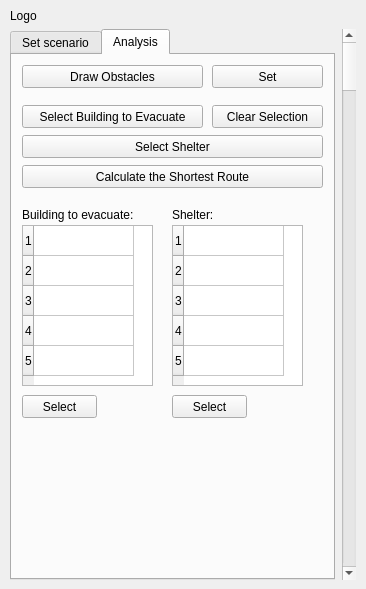
First picture: the form in Evacu8/Evacu8/Evacu8_dockwidget_base.ui, repository fhb1990/GEO1005, before the edit.
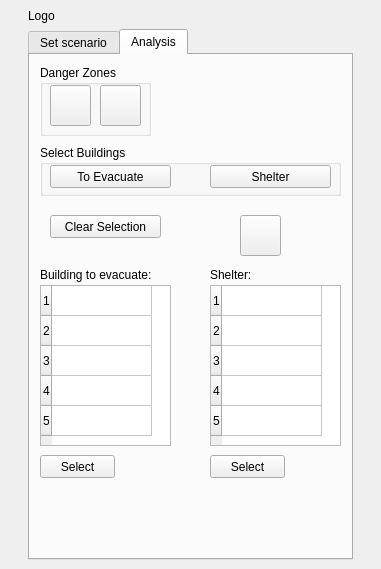
Second picture: the form after the edit. The open tabs and pages were chosen to show the change.

```diff
--- a/Evacu8/Evacu8/Evacu8_dockwidget_base.ui
+++ b/Evacu8/Evacu8/Evacu8_dockwidget_base.ui
@@ -6,8 +6,8 @@
    <rect>
     <x>0</x>
     <y>0</y>
-    <width>366</width>
-    <height>589</height>
+    <width>381</width>
+    <height>569</height>
    </rect>
   </property>
   <property name="maximumSize">
@@ -78,12 +78,12 @@
          <string>Load Scenario</string>
         </property>
        </widget>
-       <widget class="QGroupBox" name="groupBox">
+       <widget class="QGroupBox" name="evac_box">
         <property name="geometry">
          <rect>
           <x>100</x>
           <y>250</y>
-          <width>201</width>
+          <width>211</width>
           <height>81</height>
          </rect>
         </property>
@@ -142,13 +142,13 @@
          <string>Attack Point</string>
         </property>
        </widget>
-       <widget class="QGroupBox" name="groupBox_2">
+       <widget class="QGroupBox" name="calls_box">
         <property name="geometry">
          <rect>
           <x>10</x>
-          <y>50</y>
-          <width>291</width>
-          <height>181</height>
+          <y>60</y>
+          <width>301</width>
+          <height>171</height>
          </rect>
         </property>
         <property name="title">
@@ -230,88 +230,24 @@
        <attribute name="title">
         <string>Analysis</string>
        </attribute>
-       <widget class="QPushButton" name="set_danger">
-        <property name="geometry">
-         <rect>
-          <x>10</x>
-          <y>10</y>
-          <width>181</width>
-          <height>23</height>
-         </rect>
-        </property>
-        <property name="mouseTracking">
-         <bool>false</bool>
-        </property>
-        <property name="acceptDrops">
-         <bool>false</bool>
-        </property>
-        <property name="text">
-         <string>Draw Obstacles</string>
-        </property>
-        <property name="iconSize">
-         <size>
-          <width>50</width>
-          <height>50</height>
-         </size>
-        </property>
-       </widget>
-       <widget class="QPushButton" name="select_shelter">
-        <property name="geometry">
-         <rect>
-          <x>10</x>
-          <y>80</y>
-          <width>301</width>
-          <height>23</height>
-         </rect>
-        </property>
-        <property name="text">
-         <string>Select Shelter</string>
-        </property>
-       </widget>
-       <widget class="QPushButton" name="select_POI">
-        <property name="geometry">
-         <rect>
-          <x>10</x>
-          <y>50</y>
-          <width>181</width>
-          <height>23</height>
-         </rect>
-        </property>
-        <property name="text">
-         <string>Select Building to Evacuate</string>
-        </property>
-       </widget>
-       <widget class="QPushButton" name="get_danger">
-        <property name="geometry">
-         <rect>
-          <x>200</x>
-          <y>10</y>
-          <width>111</width>
-          <height>23</height>
-         </rect>
-        </property>
-        <property name="text">
-         <string>Set</string>
-        </property>
-       </widget>
        <widget class="QPushButton" name="shortestRouteButton">
         <property name="geometry">
          <rect>
-          <x>10</x>
-          <y>110</y>
-          <width>301</width>
-          <height>23</height>
+          <x>210</x>
+          <y>160</y>
+          <width>41</width>
+          <height>41</height>
          </rect>
         </property>
         <property name="text">
-         <string>Calculate the Shortest Route</string>
+         <string/>
         </property>
        </widget>
        <widget class="QPushButton" name="desel_POI">
         <property name="geometry">
          <rect>
-          <x>200</x>
-          <y>50</y>
+          <x>20</x>
+          <y>160</y>
           <width>111</width>
           <height>23</height>
          </rect>
@@ -324,7 +260,7 @@
         <property name="geometry">
          <rect>
           <x>10</x>
-          <y>170</y>
+          <y>230</y>
           <width>131</width>
           <height>161</height>
          </rect>
@@ -354,8 +290,8 @@
        <widget class="QTableWidget" name="shelter_info">
         <property name="geometry">
          <rect>
-          <x>160</x>
-          <y>170</y>
+          <x>180</x>
+          <y>230</y>
           <width>131</width>
           <height>161</height>
          </rect>
@@ -383,7 +319,7 @@
         <property name="geometry">
          <rect>
           <x>10</x>
-          <y>340</y>
+          <y>400</y>
           <width>75</width>
           <height>23</height>
          </rect>
@@ -395,8 +331,8 @@
        <widget class="QPushButton" name="shelter_select">
         <property name="geometry">
          <rect>
-          <x>160</x>
-          <y>340</y>
+          <x>180</x>
+          <y>400</y>
           <width>75</width>
           <height>23</height>
          </rect>
@@ -409,7 +345,7 @@
         <property name="geometry">
          <rect>
           <x>10</x>
-          <y>150</y>
+          <y>210</y>
           <width>131</width>
           <height>20</height>
          </rect>
@@ -421,8 +357,8 @@
        <widget class="QLabel" name="selectAttributeLabel_3">
         <property name="geometry">
          <rect>
-          <x>160</x>
-          <y>150</y>
+          <x>180</x>
+          <y>210</y>
           <width>111</width>
           <height>20</height>
          </rect>
@@ -431,16 +367,99 @@
          <string>Shelter:</string>
         </property>
        </widget>
+       <widget class="QGroupBox" name="groupBox">
+        <property name="geometry">
+         <rect>
+          <x>10</x>
+          <y>10</y>
+          <width>111</width>
+          <height>71</height>
+         </rect>
+        </property>
+        <property name="title">
+         <string>Danger Zones</string>
+        </property>
+        <widget class="QPushButton" name="get_danger">
+         <property name="geometry">
+          <rect>
+           <x>60</x>
+           <y>20</y>
+           <width>41</width>
+           <height>41</height>
+          </rect>
+         </property>
+         <property name="text">
+          <string/>
+         </property>
+        </widget>
+        <widget class="QPushButton" name="set_danger">
+         <property name="geometry">
+          <rect>
+           <x>10</x>
+           <y>20</y>
+           <width>41</width>
+           <height>41</height>
+          </rect>
+         </property>
+         <property name="mouseTracking">
+          <bool>false</bool>
+         </property>
+         <property name="acceptDrops">
+          <bool>false</bool>
+         </property>
+         <property name="text">
+          <string/>
+         </property>
+         <property name="iconSize">
+          <size>
+           <width>50</width>
+           <height>50</height>
+          </size>
+         </property>
+        </widget>
+       </widget>
+       <widget class="QGroupBox" name="groupBox_2">
+        <property name="geometry">
+         <rect>
+          <x>10</x>
+          <y>90</y>
+          <width>301</width>
+          <height>51</height>
+         </rect>
+        </property>
+        <property name="title">
+         <string>Select Buildings</string>
+        </property>
+        <widget class="QPushButton" name="select_POI">
+         <property name="geometry">
+          <rect>
+           <x>10</x>
+           <y>20</y>
+           <width>121</width>
+           <height>23</height>
+          </rect>
+         </property>
+         <property name="text">
+          <string>To Evacuate</string>
+         </property>
+        </widget>
+        <widget class="QPushButton" name="select_shelter">
+         <property name="geometry">
+          <rect>
+           <x>170</x>
+           <y>20</y>
+           <width>121</width>
+           <height>23</height>
+          </rect>
+         </property>
+         <property name="text">
+          <string>Shelter</string>
+         </property>
+        </widget>
+       </widget>
       </widget>
      </widget>
     </item>
-    <item row="1" column="1">
-     <widget class="QScrollBar" name="verticalScrollBar">
-      <property name="orientation">
-       <enum>Qt::Vertical</enum>
-      </property>
-     </widget>
-    </item>
    </layout>
   </widget>
  </widget>
```
Left out of the diff: 39 changed lines with no effect on the pictures.
